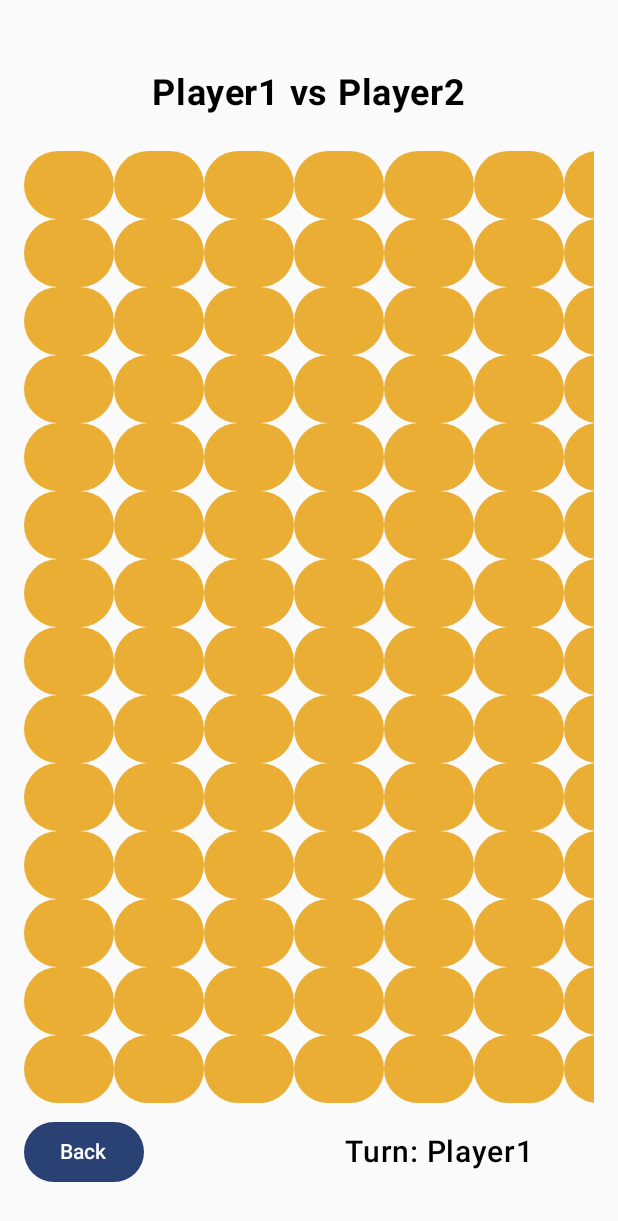
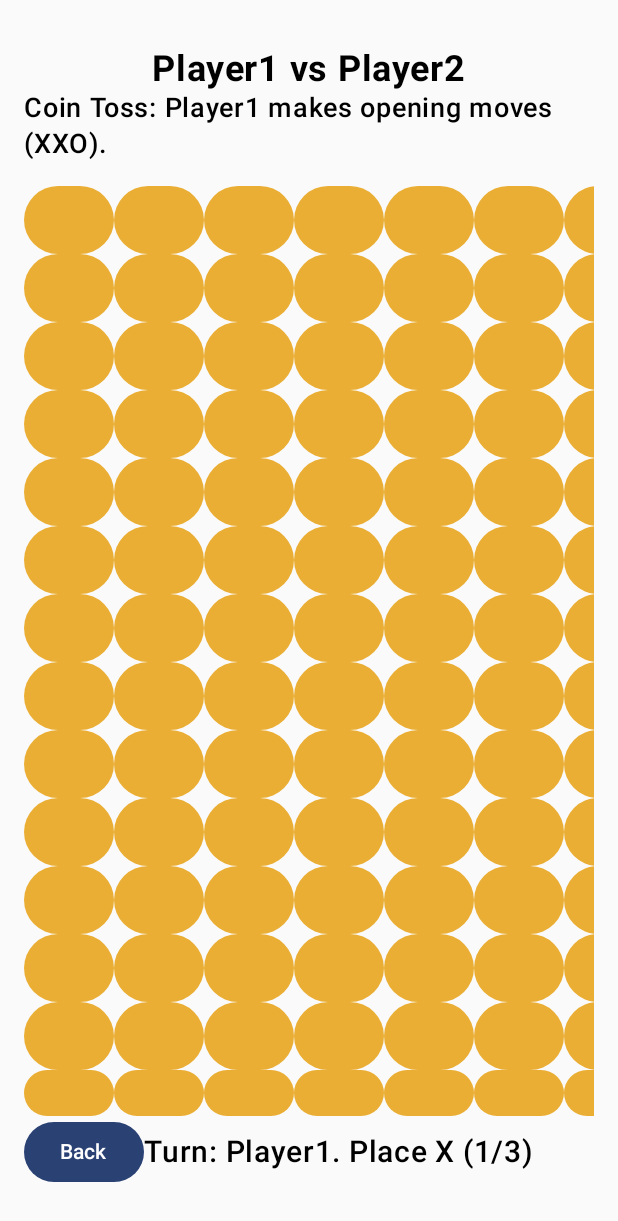
Before and after one commit to im-stanly/GomokuXOXO, an Android app built with Jetpack Compose: the GameOneDeviceActivity screen opened directly, with no data from a screen before it, on a phone screen of 412 x 824 dp. Shown: the top 1221 px of the screen. Run offline under Robolectric (Android 15) with nearby library versions, the phone set to English and light mode, and no system bars.

Commit message:
Enhance GameOneDeviceActivity to manage game phases and player symbol selection

```diff
--- a/app/src/main/java/com/example/mobilegomoku/GameOneDeviceActivity.kt
+++ b/app/src/main/java/com/example/mobilegomoku/GameOneDeviceActivity.kt
@@ -34,15 +34,31 @@ import androidx.compose.foundation.horizontalScroll
 import androidx.compose.foundation.rememberScrollState
 import androidx.compose.foundation.layout.width
 import androidx.compose.foundation.layout.height
+import kotlin.random.Random
+import androidx.compose.material3.AlertDialog
+import androidx.compose.material3.TextButton
+
+enum class GamePhase {
+    OPENING_MOVES,
+    CHOICE,
+    NORMAL_PLAY
+}
+
+fun getSymbolForOpeningMove(moveIndex: Int): String {
+    return if (moveIndex < 2) "X" else "O"
+}
 
 class GameOneDeviceActivity : ComponentActivity() {
     override fun onCreate(savedInstanceState: Bundle?) {
         super.onCreate(savedInstanceState)
-        val playerSymbol = intent.getStringExtra("playerSymbol") ?: "Player1"
-        val opponentName = intent.getStringExtra("opponentName") ?: "Player2"
+        val p1NameFromIntent = intent.getStringExtra("playerSymbol") ?: "Player1"
+        val p2NameFromIntent = intent.getStringExtra("opponentName") ?: "Player2"
         setContent {
             MobilegomokuTheme {
-                GameScreenOneDevice(playerSymbol = playerSymbol, opponentName = opponentName)
+                GameScreenOneDevice(
+                    initialPlayer1Name = p1NameFromIntent,
+                    initialPlayer2Name = p2NameFromIntent
+                )
             }
         }
     }
@@ -50,17 +66,28 @@ class GameOneDeviceActivity : ComponentActivity() {
 
 @Composable
 fun GameScreenOneDevice(
-    playerSymbol: String,
-    opponentName: String
+    initialPlayer1Name: String,
+    initialPlayer2Name: String
 ) {
-    var currentSymbolForTurn by remember { mutableStateOf("X") }
-    val context = LocalContext.current as Activity
-
-    val board = remember {
-        List(14) {
-            mutableStateListOf(*Array(14) { "" })
+    val (openingPlayer, choicePlayer) = remember(initialPlayer1Name, initialPlayer2Name) {
+        if (Random.nextBoolean()) {
+            initialPlayer1Name to initialPlayer2Name
+        } else {
+            initialPlayer2Name to initialPlayer1Name
         }
     }
+
+    var gamePhase by remember { mutableStateOf(GamePhase.OPENING_MOVES) }
+    var openingMovesMade by remember { mutableStateOf(0) }
+
+    var playerWhoIsX by remember { mutableStateOf("") }
+    var playerWhoIsO by remember { mutableStateOf("") }
+    var currentNormalPlaySymbol by remember { mutableStateOf("X") }
+
+    var showChoiceDialog by remember { mutableStateOf(false) }
+
+    val context = LocalContext.current as Activity
+    val board = remember { List(14) { mutableStateListOf(*Array(14) { "" }) } }
 
     Column(
         modifier = Modifier
@@ -70,11 +97,16 @@ fun GameScreenOneDevice(
         horizontalAlignment = Alignment.CenterHorizontally
     ) {
         Text(
-            text = "$playerSymbol vs $opponentName",
+            text = "$initialPlayer1Name vs $initialPlayer2Name",
             fontSize = 24.sp,
             fontWeight = FontWeight.Bold,
-            modifier = Modifier
-                .padding(top = 32.dp, bottom = 16.dp)
+            modifier = Modifier.padding(top = 16.dp)
+        )
+        Text(
+            text = "Coin Toss: $openingPlayer makes opening moves (XXO).",
+            fontSize = 18.sp,
+            fontWeight = FontWeight.Medium,
+            modifier = Modifier.padding(bottom = 16.dp)
         )
 
         Box(
@@ -97,8 +129,26 @@ fun GameScreenOneDevice(
                             Button(
                                 onClick = {
                                     if (board[row][col].isEmpty()) {
-                                        board[row][col] = currentSymbolForTurn
-                                        currentSymbolForTurn = if (currentSymbolForTurn == "X") "O" else "X"
+                                        when (gamePhase) {
+                                            GamePhase.OPENING_MOVES -> {
+                                                if (openingMovesMade < 3) {
+                                                    val symbolToPlace = getSymbolForOpeningMove(openingMovesMade)
+                                                    board[row][col] = symbolToPlace
+                                                    openingMovesMade++
+                                                    if (openingMovesMade == 3) {
+                                                        gamePhase = GamePhase.CHOICE
+                                                        showChoiceDialog = true
+                                                    }
+                                                }
+                                            }
+                                            GamePhase.NORMAL_PLAY -> {
+                                                board[row][col] = currentNormalPlaySymbol
+                                                currentNormalPlaySymbol = if (currentNormalPlaySymbol == "X") "O" else "X"
+                                            }
+                                            GamePhase.CHOICE -> {
+                                                // Board clicks disabled during choice phase
+                                            }
+                                        }
                                     }
                                 },
                                 modifier = Modifier
@@ -130,20 +180,61 @@ fun GameScreenOneDevice(
             verticalAlignment = Alignment.CenterVertically,
             horizontalArrangement = Arrangement.SpaceBetween
         ) {
-            Button(onClick = {
-                context.finish()
-            }) {
+            Button(onClick = { context.finish() }) {
                 Text("Back")
             }
 
-            val currentPlayerDisplayName = if (currentSymbolForTurn == "X") playerSymbol else opponentName
+            val turnText = when (gamePhase) {
+                GamePhase.OPENING_MOVES -> {
+                    if (openingMovesMade < 3) {
+                        "Turn: $openingPlayer. Place ${getSymbolForOpeningMove(openingMovesMade)} (${openingMovesMade + 1}/3)"
+                    } else {
+                        "Opening moves complete. $choicePlayer to choose."
+                    }
+                }
+                GamePhase.CHOICE -> "Turn: $choicePlayer. Choose your symbol."
+                GamePhase.NORMAL_PLAY -> {
+                    val currentPlayerName = if (currentNormalPlaySymbol == "X") playerWhoIsX else playerWhoIsO
+                    "Turn: $currentPlayerName ($currentNormalPlaySymbol)"
+                }
+            }
             Text(
                 modifier = Modifier.padding(end = 40.dp),
-                text = "Turn: $currentPlayerDisplayName",
+                text = turnText,
                 fontSize = 20.sp,
                 fontWeight = FontWeight.Medium
             )
         }
+    }
+
+    if (showChoiceDialog) {
+        AlertDialog(
+            onDismissRequest = {},
+            title = { Text("Symbol Choice for $choicePlayer") },
+            text = { Text("$openingPlayer has made the opening moves (XXO). $choicePlayer, choose your symbol to continue.") },
+            confirmButton = {
+                Row(horizontalArrangement = Arrangement.SpaceEvenly, modifier = Modifier.fillMaxWidth()) {
+                    TextButton(onClick = {
+                        playerWhoIsX = choicePlayer
+                        playerWhoIsO = openingPlayer
+                        currentNormalPlaySymbol = "O"
+                        gamePhase = GamePhase.NORMAL_PLAY
+                        showChoiceDialog = false
+                    }) {
+                        Text("Play as X")
+                    }
+                    TextButton(onClick = {
+                        playerWhoIsX = openingPlayer
+                        playerWhoIsO = choicePlayer
+                        currentNormalPlaySymbol = "X"
+                        gamePhase = GamePhase.NORMAL_PLAY
+                        showChoiceDialog = false
+                    }) {
+                        Text("Play as O")
+                    }
+                }
+            }
+        )
     }
 }
 
@@ -151,6 +242,6 @@ fun GameScreenOneDevice(
 @Composable
 fun GameScreenOneDevicePreview() {
     MobilegomokuTheme {
-        GameScreenOneDevice(playerSymbol = "O", opponentName = "Player2")
+        GameScreenOneDevice(initialPlayer1Name = "Alice", initialPlayer2Name = "Bob")
     }
 }
```
